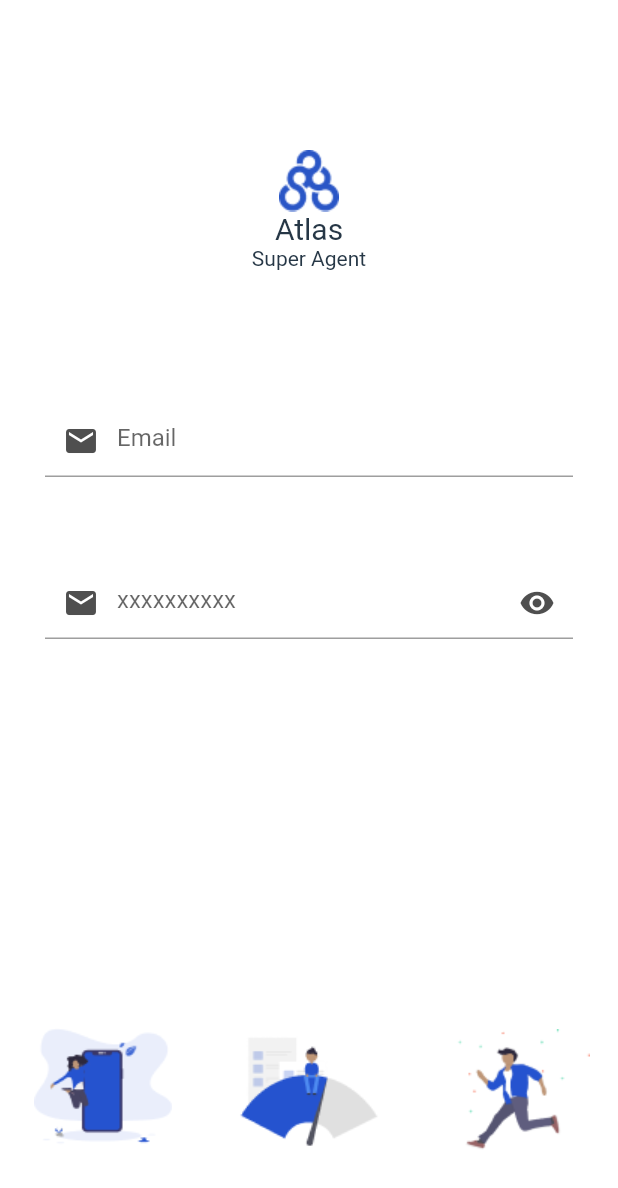
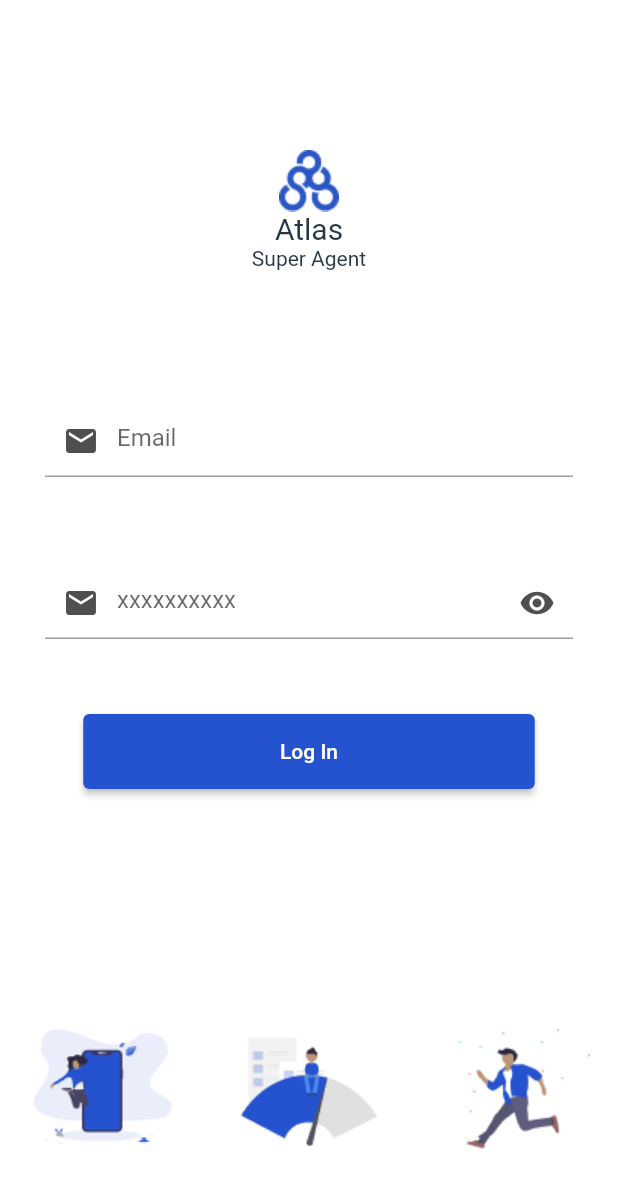
Before and after one commit to sobuur0/super_agent_with_flutter, a Flutter app: the screen it shows after launch, on a phone screen of 412 x 824 dp. Shown: the top 1188 px of the screen. Run offline on Flutter 3.47's test engine with Material 2 defaults, Android fonts, the phone set to English and light mode, and no system bars.

Commit message:
added logIn button to SignIn page(final SignIn UI)

```diff
--- a/lib/presentation/pages/sign_in_page.dart
+++ b/lib/presentation/pages/sign_in_page.dart
@@ -1,5 +1,6 @@
 import 'package:flutter/cupertino.dart';
 import 'package:flutter/material.dart';
+import 'package:super_agent_with_flutter/presentation/widgets/widget_action_button.dart';
 
 class SignInPage extends StatefulWidget {
   @override
@@ -64,8 +65,17 @@ class _SignInPageState extends State<SignInPage> {
                     ),
                   ),
                 ),
+                SizedBox(height: 50,),
                 Padding(
-                  padding: const EdgeInsets.fromLTRB(0, 240, 0, 0),
+                  padding: const EdgeInsets.symmetric(horizontal: 32),
+                  child: ActionButton(
+                      textButton: 'Log In',
+                      onTap: () {},
+                      buttonColor: Color(0xFF2553CF),
+                  ),
+                ),
+                Padding(
+                  padding: const EdgeInsets.fromLTRB(0, 140, 0, 0),
                   child: Row(
                     crossAxisAlignment: CrossAxisAlignment.end,
                     children: <Widget>[
```
